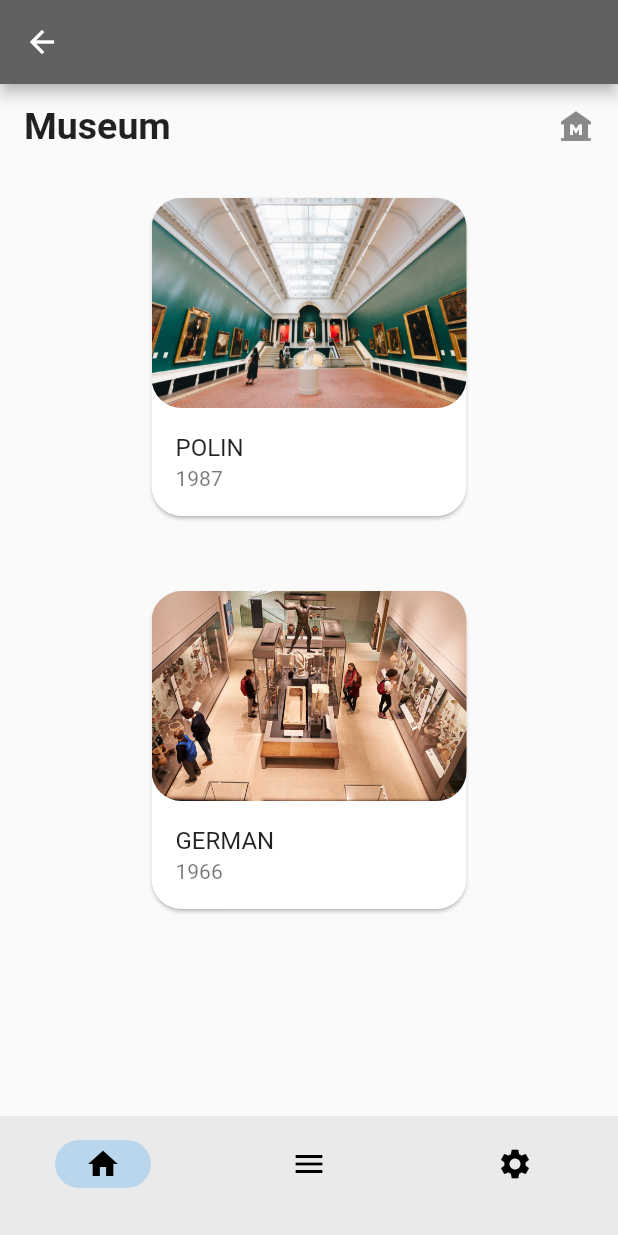
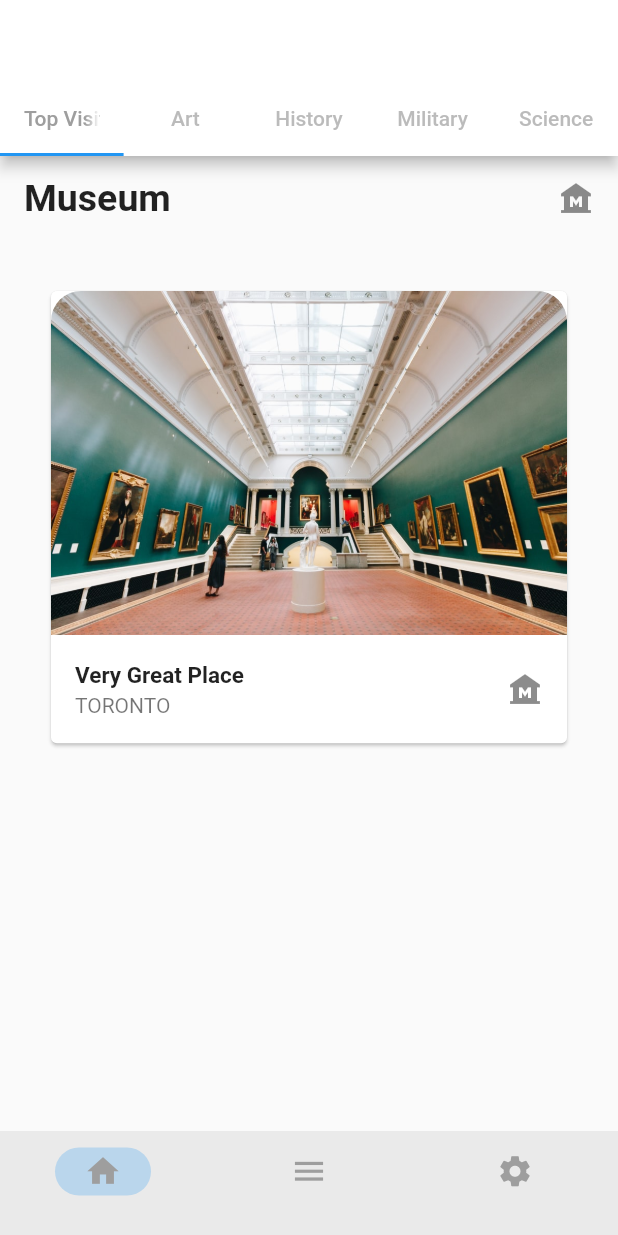
Before and after one commit to Hamid313Khan/Master-UI-Task_Week_1, a Flutter app: the SecondScreen screen opened directly, on a phone screen of 412 x 824 dp. Run offline on Flutter 3.47's test engine with Material 2 defaults, Android fonts, the phone set to English and light mode, and no system bars; network calls fail.

Commit message:
custom list view dart file added

```diff
--- a/lib/customWIdgets/image_reused_card.dart
+++ b/lib/customWIdgets/image_reused_card.dart
@@ -1,11 +1,10 @@
-import 'package:flutter/cupertino.dart';
 import 'package:flutter/material.dart';
 
 class ImageReusedCard extends StatelessWidget {
-  ImageReusedCard(this.image_value, this.museum_name, this.museum_history);
-  String image_value;
-  String museum_name;
-  String museum_history;
+  const ImageReusedCard(this.imageValue, this.museumName, this.museumHistory);
+  final String imageValue;
+  final String museumName;
+  final String museumHistory;
 
   @override
   Widget build(BuildContext context) {
@@ -13,24 +12,19 @@ class ImageReusedCard extends StatelessWidget {
       width: 240,
 
       child: Card(
-        margin: EdgeInsets.fromLTRB(15, 20, 15, 20),
+        margin: const EdgeInsets.fromLTRB(15, 20, 15, 20),
         shape: RoundedRectangleBorder(
             borderRadius: BorderRadius.circular(20.0)),
         child: Wrap(
           crossAxisAlignment: WrapCrossAlignment.end,
           children: [
             ClipRRect(
-              borderRadius: BorderRadius.only(
-                topLeft: Radius.circular(20.0),
-                topRight: Radius.circular(20.0),
-                bottomLeft: Radius.circular(20.0),
-                bottomRight: Radius.circular(20.0),
-              ),
-              child: Image.asset(image_value),
+              borderRadius: BorderRadius.circular(20),
+              child: Image.asset(imageValue),
             ),
             ListTile(
-              title: Text(museum_name),
-              subtitle: Text(museum_history),
+              title: Text(museumName),
+              subtitle: Text(museumHistory),
             ),
           ],
         ),
--- a/lib/customWIdgets/reusedtextfield.dart
+++ b/lib/customWIdgets/reusedtextfield.dart
@@ -1,9 +1,9 @@
 import 'package:flutter/material.dart';
 
 class ReusedTextField extends StatelessWidget {
-  ReusedTextField(this.text);
+  const ReusedTextField(this.text);
 
-  String? text;
+ final String? text;
 
 
   @override
--- /dev/null
+++ b/lib/listviewcustom.dart
@@ -0,0 +1,31 @@
+import 'package:flutter/material.dart';
+class CustomListView extends StatelessWidget {
+  const CustomListView(this.listImagevalue,this.listVewtext,this.placeValue);
+  final String listVewtext;
+  final String listImagevalue;
+  final String placeValue;
+
+  @override
+  Widget build(BuildContext context) {
+    return Padding(
+      padding: const EdgeInsets.all(30.0),
+      child: Card(
+        child: Column(
+          children: [
+            ClipRRect(
+                borderRadius: const BorderRadius.only(topLeft: Radius.circular(20),topRight: Radius.circular(20),),
+
+                child: Image.asset(listImagevalue)),
+            ListTile(
+              title: Text(listVewtext,
+                style: const TextStyle(fontWeight: FontWeight.bold, fontSize: 15),
+              ),
+              subtitle: Text(placeValue),
+              trailing: const Icon(Icons.museum),
+            ),
+          ],),
+      ),
+    )
+    ;
+  }
+}
--- a/lib/main.dart
+++ b/lib/main.dart
@@ -1,13 +1,9 @@
-import 'package:flutter/cupertino.dart';
 import 'package:flutter/material.dart';
-import 'second_Screen.dart';
 import 'first_Screen.dart';
-import 'third_Screen.dart';
 
 void main() {
   runApp(const MyApp());
 }
-
 
 class MyApp extends StatefulWidget {
   const MyApp({Key? key}) : super(key: key);
@@ -21,7 +17,7 @@ class _MyAppState extends State<MyApp> {
   Widget build(BuildContext context) {
     return MaterialApp(
       debugShowCheckedModeBanner: false,
-      home: First_Screen(),
+      home: FirstScreen(),
       // initialRoute: '/',
       // routes: {
       //   '/': (context) => First_Screen(),
--- a/lib/second_Screen.dart
+++ b/lib/second_Screen.dart
@@ -1,43 +1,79 @@
+import 'package:flutter/material.dart';
+import 'listviewcustom.dart';
 
-import 'package:flutter/material.dart';
-import 'customWIdgets/image_reused_card.dart';
 class SecondScreen extends StatelessWidget {
   const SecondScreen({Key? key}) : super(key: key);
 
   @override
   Widget build(BuildContext context) {
     return SafeArea(
+      child: DefaultTabController(
+        length: 5,
+        initialIndex: 0,
         child: Scaffold(
           bottomNavigationBar: NavigationBar(
-          destinations: [
-            NavigationDestination(icon: Icon(Icons.home), label: '',),
-            NavigationDestination(icon: Icon(Icons.menu), label: ''),
-            NavigationDestination(icon: Icon(Icons.settings), label: ''),
+            height: 70,
+            destinations: const[
+               NavigationDestination(
+                icon: Icon(
+                  Icons.home,
+                  size: 25,
+                  color: Colors.grey,
+                ),
+                label: '',
+              ),
+               NavigationDestination(
+                  icon: Icon(Icons.menu, size: 25, color: Colors.grey),
+                  label: ''),
+               NavigationDestination(
+                  icon: Icon(Icons.settings, size: 25, color: Colors.grey),
+                  label: ''),
             ],
           ),
           appBar: AppBar(
-          backgroundColor: Colors.grey.shade700),
+            backgroundColor: Colors.white,
+            bottom: const TabBar(
+              labelColor: Colors.grey,
+              tabs: [
+                Tab(text: 'Top Visited'),
+                Tab(text: 'Art'),
+                Tab(text: 'History'),
+                Tab(text: 'Military'),
+                Tab(text: 'Science'),
+              ],
+            ),
+          ),
           body: Column(
             children: [
-            Container(
-              child: ListTile(
+              const ListTile(
                 leading: Text(
                   'Museum',
                   style: TextStyle(fontWeight: FontWeight.bold, fontSize: 25),
                 ),
                 trailing: Icon(Icons.museum),
               ),
-            ),
-            Column(
-              children: [
-                ImageReusedCard('images/image1.jpg','POLIN','1987'),
-                SizedBox(
-                  height: 10.0,
-                ),
-                ImageReusedCard('images/image2.jpg','GERMAN','1966'),
+              Container(
+                height: 400,
+                child: ListView(
+                  scrollDirection: Axis.vertical,
+                  children: const [
+                    CustomListView(
+                        'images/image1.jpg', 'Very Great Place', 'TORONTO'),
+                    CustomListView(
+                        'images/image2.jpg', 'Very Great Place', 'TORONTO'),
+                    CustomListView(
+                        'images/image1.jpg', 'Very Great Place', 'TORONTO'),
+                    CustomListView(
+                        'images/image2.jpg', 'Very Great Place', 'TORONTO'),
+                    CustomListView(
+                        'images/image1.jpg', 'Very Great Place', 'TORONTO'),
+                    CustomListView(
+                        'images/image2.jpg', 'Very Great Place', 'TORONTO'),
                   ],
                 ),
+              )
             ],
+          ),
         ),
       ),
     );
```
Also changed, not shown: lib/customWIdgets/picture_tile.dart (+7 -7 lines), lib/first_Screen.dart (+33 -30 lines), lib/fourth_screen.dart (+49 -51 lines), lib/third_Screen.dart (+43 -35 lines). Lines whose indentation alone changed are shown as unchanged.
